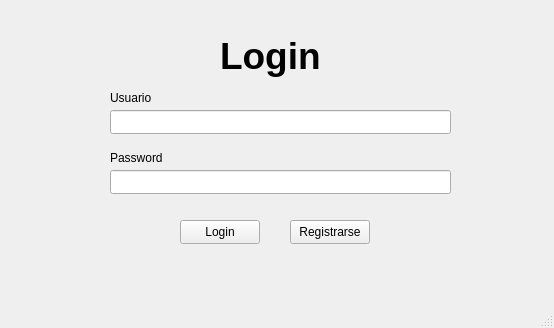
elsaminee/-EDD-Proyecto_202200198, file Fase 3/proyecto2/mainwindow.ui: the form before one commit.
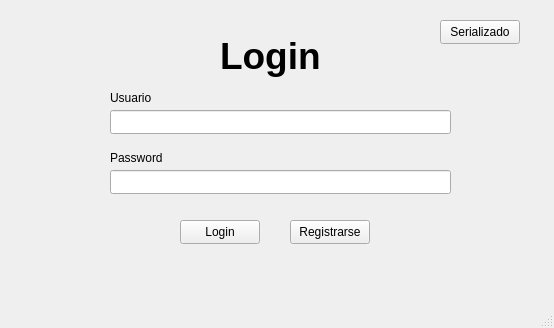
The form after the commit.

```diff
--- a/Fase 3/proyecto2/mainwindow.ui
+++ b/Fase 3/proyecto2/mainwindow.ui
@@ -111,6 +111,19 @@
      <string>Registrarse</string>
     </property>
    </widget>
+   <widget class="QPushButton" name="serializadoBtn">
+    <property name="geometry">
+     <rect>
+      <x>440</x>
+      <y>20</y>
+      <width>80</width>
+      <height>24</height>
+     </rect>
+    </property>
+    <property name="text">
+     <string>Serializado</string>
+    </property>
+   </widget>
   </widget>
   <widget class="QMenuBar" name="menubar">
    <property name="geometry">
```
